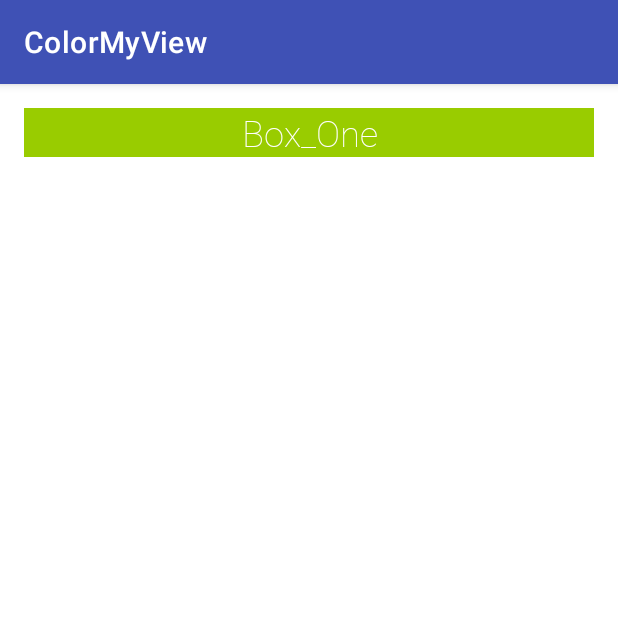
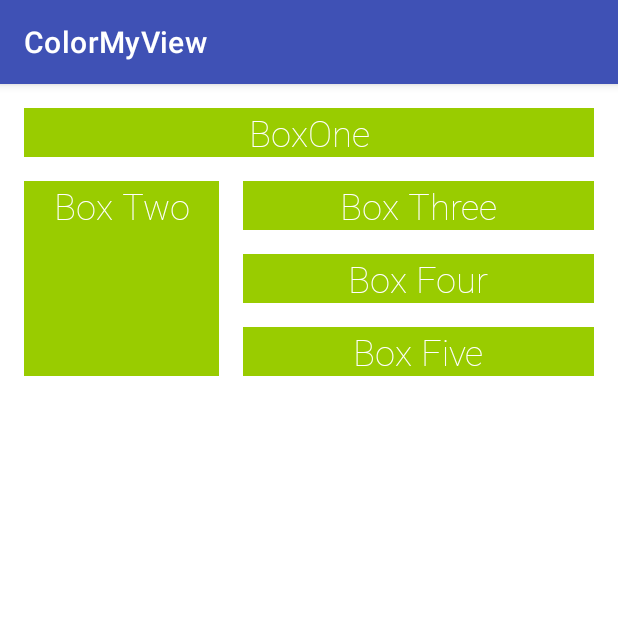
Before and after one commit to moonbear135/ColorMyView, an Android app: the screen it shows after launch (MainActivity), on a phone screen of 412 x 824 dp, the top half of it. Run offline under Robolectric (Android 15) with nearby library versions, the phone set to English and light mode, and no system bars; Roboto replaces fonts that are not available here.

Commit message:
2장 28절 동영상 강의 1분 46초 부분에서 Box_Three,Box_Four,Box_Five의
좌우 여백이 16설정하는 부분이 없습니다.

이전버전에서 16으로 기본 세팅이 되어있는 것인지 현재 4.어쩌고 버전부터는 기존적으로 0으로 셋팅 되어있는 것인지 알수는 없으나

초기값이 0으로 되어있기 때문에
수동으로 3개의 박스 전부다 수동으로
16여백을 입력해 주었습니다.

```diff
--- a/app/src/main/res/layout/activity_main.xml
+++ b/app/src/main/res/layout/activity_main.xml
@@ -1,6 +1,5 @@
 <?xml version="1.0" encoding="utf-8"?>
-<androidx.constraintlayout.widget.ConstraintLayout
-    xmlns:android="http://schemas.android.com/apk/res/android"
+<androidx.constraintlayout.widget.ConstraintLayout xmlns:android="http://schemas.android.com/apk/res/android"
     xmlns:app="http://schemas.android.com/apk/res-auto"
     xmlns:tools="http://schemas.android.com/tools"
     android:layout_width="match_parent"
@@ -22,4 +21,56 @@
         app:layout_constraintStart_toStartOf="parent"
         app:layout_constraintTop_toTopOf="parent" />
 
+    <TextView
+        android:id="@+id/box_two_text"
+        style="@style/WhiteBox"
+        android:layout_width="130dp"
+        android:layout_height="130dp"
+        android:layout_marginStart="16dp"
+        android:layout_marginTop="16dp"
+        android:text="@string/box_two"
+        app:layout_constraintStart_toStartOf="parent"
+        app:layout_constraintTop_toBottomOf="@+id/box_one_text" />
+
+    <TextView
+        android:id="@+id/box_three_text"
+        style="@style/WhiteBox"
+        android:layout_width="0dp"
+        android:layout_height="wrap_content"
+        android:layout_marginStart="16dp"
+        android:layout_marginEnd="16dp"
+        android:text="@string/box_three"
+        app:layout_constraintBottom_toTopOf="@+id/box_four_text"
+        app:layout_constraintEnd_toEndOf="parent"
+        app:layout_constraintStart_toEndOf="@+id/box_two_text"
+        app:layout_constraintTop_toTopOf="@+id/box_two_text" />
+
+    <TextView
+        android:id="@+id/box_four_text"
+        style="@style/WhiteBox"
+        android:layout_width="0dp"
+        android:layout_height="wrap_content"
+        android:layout_marginStart="16dp"
+        android:layout_marginTop="16dp"
+        android:layout_marginEnd="16dp"
+        android:layout_marginBottom="16dp"
+        android:text="@string/box_four"
+        app:layout_constraintBottom_toTopOf="@+id/box_five_text"
+        app:layout_constraintEnd_toEndOf="parent"
+        app:layout_constraintStart_toEndOf="@+id/box_two_text"
+        app:layout_constraintTop_toBottomOf="@+id/box_three_text" />
+
+    <TextView
+        android:id="@+id/box_five_text"
+        style="@style/WhiteBox"
+        android:layout_width="0dp"
+        android:layout_height="wrap_content"
+        android:layout_marginStart="16dp"
+        android:layout_marginEnd="16dp"
+        android:text="@string/box_five"
+        app:layout_constraintBottom_toBottomOf="@+id/box_two_text"
+        app:layout_constraintEnd_toEndOf="parent"
+        app:layout_constraintStart_toEndOf="@+id/box_two_text"
+        app:layout_constraintTop_toBottomOf="@+id/box_four_text" />
+
 </androidx.constraintlayout.widget.ConstraintLayout>
--- a/app/src/main/res/values/strings.xml
+++ b/app/src/main/res/values/strings.xml
@@ -1,4 +1,10 @@
 <resources>
     <string name="app_name">ColorMyView</string>
-    <string name="box_one">Box_One</string>
+    <string name="box_one">BoxOne</string>
+    <string name="box_two">Box Two</string><string name="box_three">Box Three</string>
+    <string name="box_four">Box Four</string>
+    <string name="box_five">Box Five</string>
+    <string name="box_red">Box RED</string>
+    <string name="box_yellow">Box YELLOW</string>
+    <string name="box_green">Box GREEN</string>
 </resources>
```
